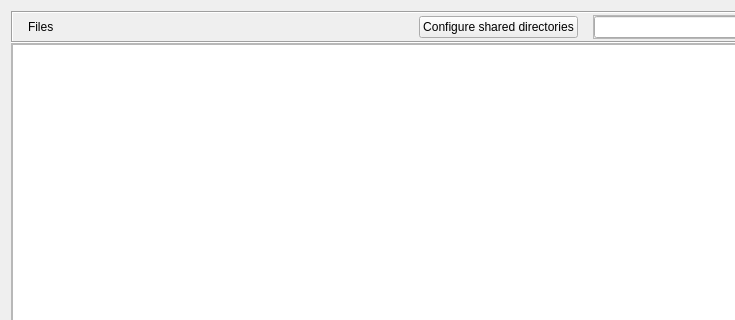
Above: retroshare-gui/src/gui/FileTransfer/SharedFilesDialog.ui from RetroShare/RetroShare before the change; both pictures show x 0 to 735 and y 0 to 320 of the 1407 by 402 pixel window. Below: the same form after it.
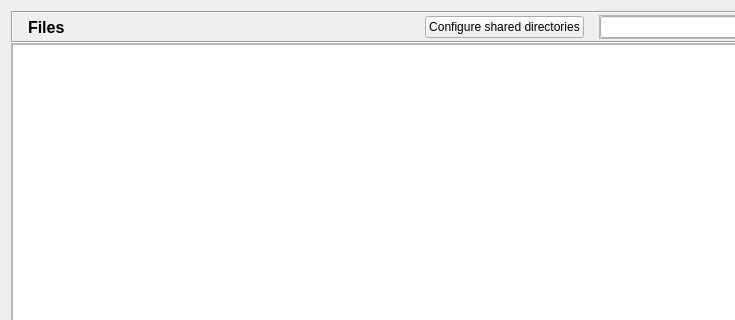
That is the form after the change. Icons and pictures are not drawn. Custom widgets are drawn as their Qt base class.

```diff
--- a/retroshare-gui/src/gui/FileTransfer/SharedFilesDialog.ui
+++ b/retroshare-gui/src/gui/FileTransfer/SharedFilesDialog.ui
@@ -61,7 +61,14 @@
        </widget>
       </item>
       <item>
-       <widget class="StyledLabel" name="titleBarLabel">
+       <widget class="QLabel" name="titleBarLabel">
+        <property name="font">
+         <font>
+          <pointsize>12</pointsize>
+          <weight>75</weight>
+          <bold>true</bold>
+         </font>
+        </property>
         <property name="text">
          <string>Files</string>
         </property>
@@ -379,9 +386,9 @@
  </widget>
  <customwidgets>
   <customwidget>
-   <class>StyledLabel</class>
-   <extends>QLabel</extends>
-   <header>gui/common/StyledLabel.h</header>
+   <class>RSComboBox</class>
+   <extends>QComboBox</extends>
+   <header>gui/common/RSComboBox.h</header>
   </customwidget>
  </customwidgets>
  <resources>
```
Left out of the diff: 4 changed lines with no effect on the pictures.
